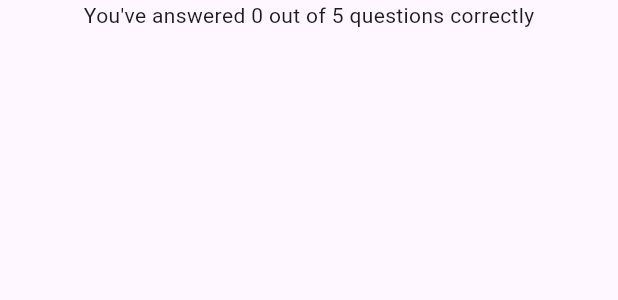
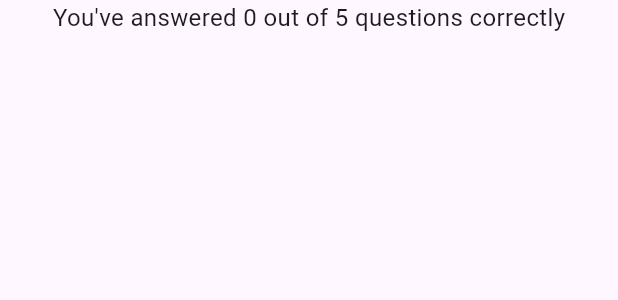
Before and after one commit to adogbeji/FlutterQuizApp2, a Flutter app: the ResultsScreen widget shown alone on an empty page, opened directly with empty values, on a phone screen of 412 x 824 dp. Shown: the top 300 px of the screen. Run offline on Flutter 3.47's test engine with Material 3 defaults, Android fonts, the phone set to English and light mode, and no system bars.

Commit message:
Add more styling to results screen

```diff
--- a/lib/views/screens/results_screen.dart
+++ b/lib/views/screens/results_screen.dart
@@ -13,7 +13,7 @@ class ResultsScreen extends StatelessWidget {
 
     for (var x = 0; x < chosenAnswers.length; x++) {
       summary.add({
-        'question_index': 1,
+        'question_index': x + 1,
         'question': questions[x].question,
         'chosen_answer': chosenAnswers[x],
         'correct_answer': questions[x].correctAnswer,
@@ -34,7 +34,9 @@ class ResultsScreen extends StatelessWidget {
     return Center(
       child: Column(
         children: [
-          Text('You\'ve answered $numberOfCorrectAnswers out of $totalNumberOfQuestions questions correctly'),
+          Text('You\'ve answered $numberOfCorrectAnswers out of $totalNumberOfQuestions questions correctly', style: TextStyle(
+            fontSize: 16,
+          ),),
           QuestionSummary(summaryData),
         ],
       ),
```
